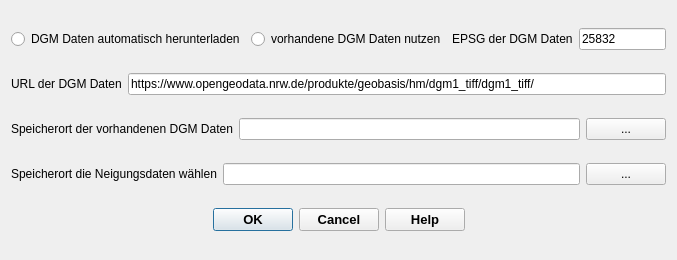
This is qkan/neigung/res/neigung.ui in SonkeHoffmann/QKan-1 as Qt 5 draws it before an edit. The edited form follows.
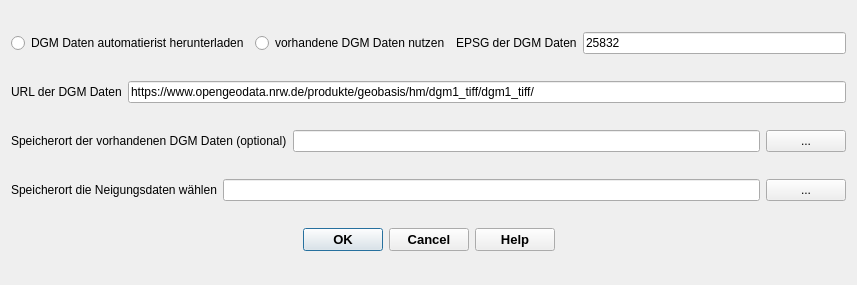
This is the edited form. Icons and pictures are not drawn.

Commit message: updated: selection, plausi, info, neigung

Patch:
```diff
--- a/qkan/neigung/res/neigung.ui
+++ b/qkan/neigung/res/neigung.ui
@@ -6,8 +6,8 @@
    <rect>
     <x>0</x>
     <y>0</y>
-    <width>677</width>
-    <height>260</height>
+    <width>857</width>
+    <height>285</height>
    </rect>
   </property>
   <property name="minimumSize">
@@ -37,7 +37,7 @@
         <bool>true</bool>
        </property>
        <property name="text">
-        <string>DGM Daten automatisch herunterladen</string>
+        <string>DGM Daten automatierist herunterladen</string>
        </property>
       </widget>
      </item>
@@ -87,7 +87,7 @@
      <item>
       <widget class="QLabel" name="label_2">
        <property name="text">
-        <string>Speicherort der vorhandenen DGM Daten</string>
+        <string>Speicherort der vorhandenen DGM Daten (optional)</string>
        </property>
       </widget>
      </item>
```
The commit also changes 4 other files.
